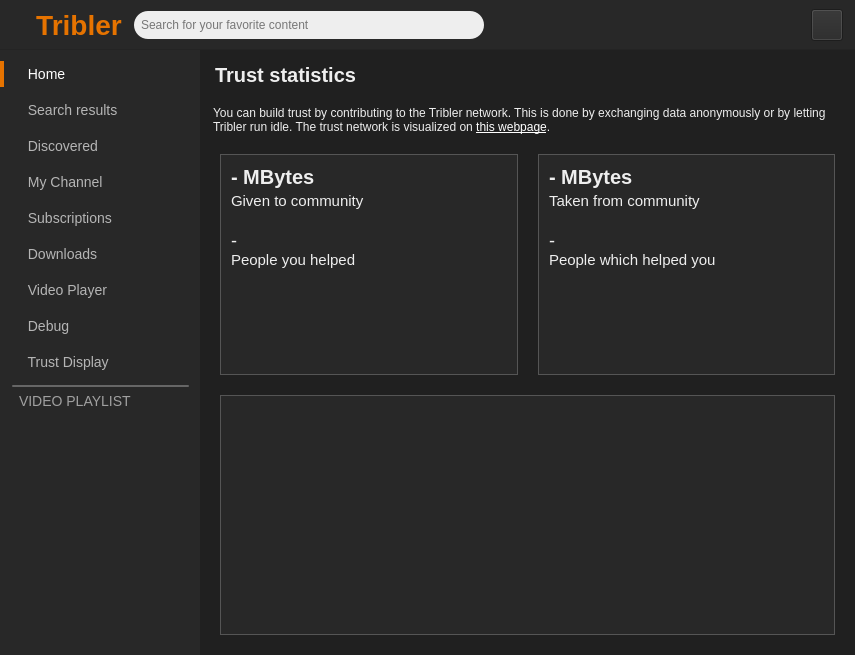
Before: the Qt Designer form TriblerGUI/qt_resources/mainwindow.ui in vandenheuvel/tribler, drawn with Qt 5.
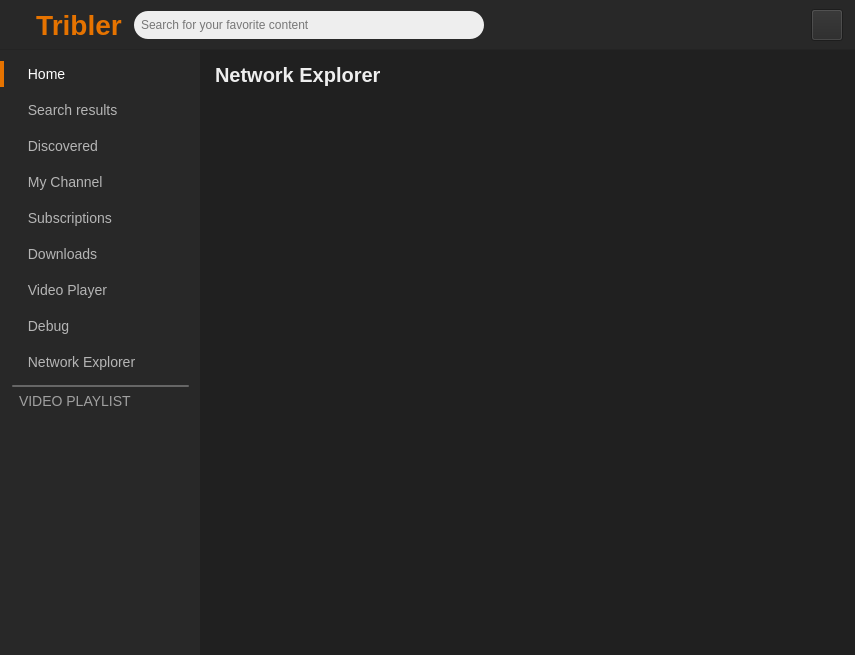
After: the same form once the commit is applied. The open tabs and pages were chosen to show the change. Icons and pictures are not drawn. Custom widgets are drawn as their Qt base class.

Commit message: Rename Trust Display to Network Explorer

Diff of the .ui file:
```diff
--- a/TriblerGUI/qt_resources/mainwindow.ui
+++ b/TriblerGUI/qt_resources/mainwindow.ui
@@ -905,7 +905,7 @@
             <enum>Qt::NoFocus</enum>
            </property>
            <property name="text">
-            <string> Trust Display</string>
+            <string> Network Explorer</string>
            </property>
            <property name="icon">
             <iconset>
@@ -8682,7 +8682,7 @@
           </item>
          </layout>
         </widget>
-        <widget class="TrustPageNetwork" name="trust_page_network">
+        <widget class="NetworkExplorerPage" name="network_explorer_page">
          <property name="styleSheet">
           <string notr="true">QLabel { color: #eee; }</string>
          </property>
@@ -8748,7 +8748,7 @@
                                             margin: 10px;</string>
                </property>
                <property name="text">
-                <string>Trust Display</string>
+                <string>Network Explorer</string>
                </property>
               </widget>
              </item>
@@ -9422,9 +9422,9 @@
    <header>TriblerGUI.widgets.videoplayerinfobutton.h</header>
   </customwidget>
   <customwidget>
-   <class>TrustPageNetwork</class>
+   <class>NetworkExplorerPage</class>
    <extends>QWidget</extends>
-   <header>TriblerGUI.widgets.trustpagenetwork.h</header>
+   <header>TriblerGUI.widgets.networkexplorerpage.h</header>
    <container>1</container>
   </customwidget>
   <customwidget>
```
The commit also changes 28 other files.
